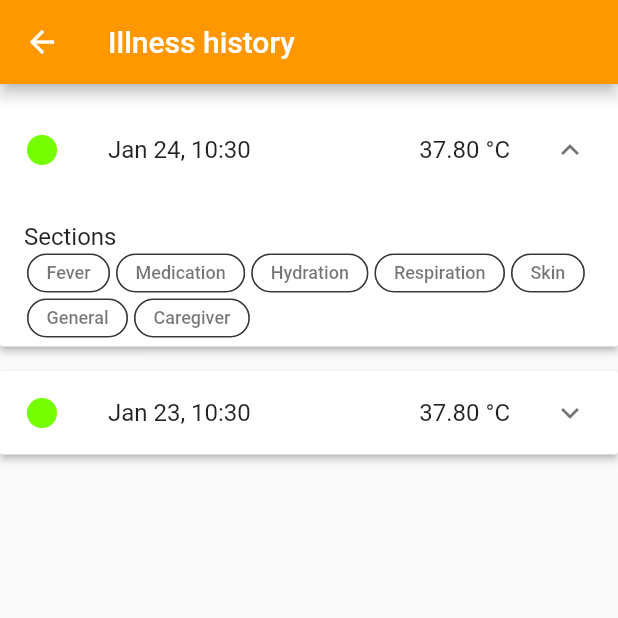
After one commit to janoshr/fever-friend-app, a Flutter app: the IllnessScreen screen opened directly with sample values from the repository, after a tap on an icon or button, on a phone screen of 412 x 824 dp, the top half of it. The commit adds this screen. Run offline on Flutter 3.47's test engine with Material 2 defaults, Android fonts, the phone set to English and light mode, and no system bars; our stand-ins replace cloud_firestore, firebase_auth, firebase_core, firebase_messaging, flutter_form_builder, form_builder_validators and 2 more; missing offline and left inert: firebase_ui_auth; accounts and stored records are empty.

Commit message:
feat(illness): illness model date fields added; firestore service getter added; measurements loaded with illnesses feat(illness): illness list view added

```diff
--- a/lib/models/illness.dart
+++ b/lib/models/illness.dart
@@ -2,6 +2,8 @@ import 'package:cloud_firestore/cloud_firestore.dart';
 import 'fever_measurement.dart';
 import 'illness_review.dart';
 import 'package:json_annotation/json_annotation.dart';
+
+import 'util.dart';
 
 part 'illness.g.dart';
 
@@ -16,11 +18,27 @@ class Illness {
   @JsonKey(toJson: toNull, includeIfNull: false)
   IllnessReview? illnessReview;
 
+  @JsonKey(fromJson: fromTimestampToDate, toJson: fromDateToTimestamp)
+  DateTime createdAt;
+
+  @JsonKey(
+      fromJson: fromTimestampToDateNullable,
+      toJson: fromDateToTimestampNullable)
+  DateTime? updatedAt;
+
+  @JsonKey(
+      fromJson: fromTimestampToDateNullable,
+      toJson: fromDateToTimestampNullable)
+  DateTime? closedAt;
+
   Illness({
     required this.id,
     this.feverMeasurements = const [],
     this.illnessReview,
-  });
+    this.closedAt,
+    this.updatedAt,
+    DateTime? createdAt,
+  }) : createdAt = createdAt ?? DateTime.now();
 
   factory Illness.fromJson(Map<String, dynamic> json) =>
       _$IllnessFromJson(json);
--- a/lib/screens/home.dart
+++ b/lib/screens/home.dart
@@ -1,9 +1,13 @@
 import 'package:fever_friend_app/models/models.dart';
 import 'package:fever_friend_app/models/notification.dart';
 import 'package:fever_friend_app/screens/screen_definition.dart';
+import 'package:fever_friend_app/services/firestore.dart';
+import 'package:fever_friend_app/services/patient_provider.dart';
+import 'package:fever_friend_app/ui/widgets/illness_list.dart';
 import 'package:flutter/material.dart';
 import 'package:provider/provider.dart';
 
+import '../services/get_it.dart';
 import '../ui/layout/drawer_menu.dart';
 import '../ui/widgets/illness_card.dart';
 
@@ -15,7 +19,7 @@ final illness = Illness(id: 'asdf', feverMeasurements: [
       feverSection: FeverSectionModel(
         temperature: 37.8,
       ),
-      patientState: PatientState.good,
+      patientState: PatientState.caution,
     ),
     meta: MeasurementModelMeta(
       createdAt: DateTime.now(),
@@ -50,6 +54,139 @@ final illness = Illness(id: 'asdf', feverMeasurements: [
   ),
 ]);
 
+final illnesses = <Illness>[
+  Illness(id: 'asdf', feverMeasurements: [
+    MeasurementModel(
+      id: 'num1',
+      data: MeasurementModelData(
+        feverSection: FeverSectionModel(
+          temperature: 37.8,
+        ),
+        hydrationSection: HydrationSectionModel(),
+        caregiverSection: CaregiverSectionModel(),
+        medicationSection: MedicationSectionModel(),
+        respirationSection: RespirationSectionModel(),
+        generalSection: GeneralSectionModel(),
+        skinSection: SkinSectionModel(),
+        pulseSection: PulseSectionModel(),
+        patientState: PatientState.good,
+      ),
+      meta: MeasurementModelMeta(
+        createdAt: DateTime.now().subtract(const Duration(days: 5)),
+        numberOfQuestions: 3,
+      ),
+    ),
+    MeasurementModel(
+      id: 'num1',
+      data: MeasurementModelData(
+        feverSection: FeverSectionModel(
+          temperature: 37.8,
+        ),
+        patientState: PatientState.good,
+      ),
+      meta: MeasurementModelMeta(
+        createdAt: DateTime.now().subtract(const Duration(days: 6)),
+        numberOfQuestions: 3,
+      ),
+    ),
+  ]),
+  Illness(id: 'asdf2', feverMeasurements: [
+    MeasurementModel(
+      id: 'num1',
+      data: MeasurementModelData(
+        feverSection: FeverSectionModel(
+          temperature: 37.8,
+        ),
+        patientState: PatientState.caution,
+      ),
+      meta: MeasurementModelMeta(
+        createdAt: DateTime.now().subtract(const Duration(days: 22)),
+        numberOfQuestions: 3,
+      ),
+    ),
+    MeasurementModel(
+      id: 'num1',
+      data: MeasurementModelData(
+        feverSection: FeverSectionModel(
+          temperature: 37.8,
+        ),
+        patientState: PatientState.good,
+      ),
+      meta: MeasurementModelMeta(
+        createdAt: DateTime.now().subtract(const Duration(days: 22)),
+        numberOfQuestions: 3,
+      ),
+    ),
+    MeasurementModel(
+      id: 'num1',
+      data: MeasurementModelData(
+        feverSection: FeverSectionModel(
+          temperature: 37.8,
+        ),
+        patientState: PatientState.caution,
+      ),
+      meta: MeasurementModelMeta(
+        createdAt: DateTime.now().subtract(const Duration(days: 24)),
+        numberOfQuestions: 3,
+      ),
+    ),
+    MeasurementModel(
+      id: 'num1',
+      data: MeasurementModelData(
+        feverSection: FeverSectionModel(
+          temperature: 37.8,
+        ),
+        patientState: PatientState.caution,
+      ),
+      meta: MeasurementModelMeta(
+        createdAt: DateTime.now().subtract(const Duration(days: 25)),
+        numberOfQuestions: 3,
+      ),
+    ),
+  ]),
+  Illness(id: 'asdf3', feverMeasurements: [
+    MeasurementModel(
+      id: 'num1',
+      data: MeasurementModelData(
+        feverSection: FeverSectionModel(
+          temperature: 37.8,
+        ),
+        patientState: PatientState.good,
+      ),
+      meta: MeasurementModelMeta(
+        createdAt: DateTime.now().subtract(const Duration(days: 56)),
+        numberOfQuestions: 3,
+      ),
+    ),
+    MeasurementModel(
+      id: 'num1',
+      data: MeasurementModelData(
+        feverSection: FeverSectionModel(
+          temperature: 37.8,
+        ),
+        patientState: PatientState.danger,
+      ),
+      meta: MeasurementModelMeta(
+        createdAt: DateTime.now().subtract(const Duration(days: 57)),
+        numberOfQuestions: 3,
+      ),
+    ),
+    MeasurementModel(
+      id: 'num1',
+      data: MeasurementModelData(
+        feverSection: FeverSectionModel(
+          temperature: 37.8,
+        ),
+        patientState: PatientState.caution,
+      ),
+      meta: MeasurementModelMeta(
+        createdAt: DateTime.now().subtract(const Duration(days: 58)),
+        numberOfQuestions: 3,
+      ),
+    ),
+  ]),
+];
+
 class IHomeScreen extends StatefulWidget {
   const IHomeScreen({Key? key}) : super(key: key);
 
@@ -61,6 +198,7 @@ class _IHomeScreenState extends State<IHomeScreen> {
   @override
   Widget build(BuildContext context) {
     final notis = Provider.of<List<INotification>>(context);
+    final patient = Provider.of<PatientProvider>(context).patient;
 
     return Scaffold(
       appBar: AppBar(
@@ -79,12 +217,25 @@ class _IHomeScreenState extends State<IHomeScreen> {
         ],
       ),
       drawer: const DrawerMenu(),
-      body: SafeArea(
-        child: Column(children: [
-          IllnessCard(
-            illness: illness,
-          )
-        ]),
+      body: FutureProvider<List<Illness>>.value(
+        initialData: const [],
+        value: getIt.get<FirestoreService>().getIllnesses(patient!.id),
+        child: Consumer<List<Illness>>(
+          builder: (context, value, _) {
+            return SafeArea(
+              child: Column(children: [
+                IllnessCard(
+                  illness: illness,
+                ),
+                Expanded(
+                  child: IllnessList(
+                    illnessList: illnesses,
+                  ),
+                ),
+              ]),
+            );
+          },
+        ),
       ),
       floatingActionButton: FloatingActionButton(
         onPressed: () {
--- /dev/null
+++ b/lib/screens/illness.dart
@@ -0,0 +1,133 @@
+import 'package:fever_friend_app/models/fever_measurement.dart';
+import 'package:fever_friend_app/ui/shared/constants.dart';
+import 'package:fever_friend_app/ui/shared/utils.dart';
+import 'package:flutter/material.dart';
+
+import '../models/illness.dart';
+
+class IllnessScreen extends StatefulWidget {
+  final Illness illness;
+
+  const IllnessScreen({Key? key, required this.illness}) : super(key: key);
+
+  @override
+  State<IllnessScreen> createState() => _IllnessScreenState();
+}
+
+class _IllnessScreenState extends State<IllnessScreen> {
+  late List<bool> expanded;
+
+  @override
+  void initState() {
+    super.initState();
+    expanded =
+        List.generate(widget.illness.feverMeasurements.length, (_) => false);
+  }
+
+  ExpansionPanel buildPanel(MapEntry<int, MeasurementModel> entry) {
+    final measurement = entry.value;
+    final i = entry.key;
+
+    return ExpansionPanel(
+      isExpanded: expanded[i],
+      headerBuilder: (context, isExpanded) {
+        return ListTile(
+          leading: Icon(
+            Icons.circle,
+            color: stateToColor(measurement.data.patientState!),
+          ),
+          title: Row(
+            mainAxisAlignment: MainAxisAlignment.spaceBetween,
+            children: [
+              Text(dateFMMMDDHmm.format(measurement.meta.createdAt)),
+              Text(measurement.data.feverSection != null &&
+                      measurement.data.feverSection!.temperature != null
+                  ? '${measurement.data.feverSection!.temperature!.toStringAsFixed(2)} °C'
+                  : 'n/a'),
+            ],
+          ),
+          onTap: () {
+            setState(() {
+              expanded[i] = !isExpanded;
+            });
+          },
+        );
+      },
+      body: ListTile(
+        title: Text('Sections'),
+        subtitle: Wrap(
+          alignment: WrapAlignment.start,
+          children: [
+            if (measurement.data.feverSection != null)
+              const SmallChip(text: 'Fever'),
+            if (measurement.data.medicationSection != null)
+              const SmallChip(text: 'Medication'),
+            if (measurement.data.hydrationSection != null)
+              const SmallChip(text: 'Hydration'),
+            if (measurement.data.respirationSection != null)
+              const SmallChip(text: 'Respiration'),
+            if (measurement.data.skinSection != null)
+              const SmallChip(text: 'Skin'),
+            if (measurement.data.generalSection != null)
+              const SmallChip(text: 'General'),
+            if (measurement.data.caregiverSection != null)
+              const SmallChip(text: 'Caregiver'),
+          ],
+        ),
+      ),
+    );
+  }
+
+  @override
+  Widget build(BuildContext context) {
+    return Scaffold(
+      appBar: AppBar(
+        title: const Text('Illness history'),
+      ),
+      body: Column(
+        children: [
+          Expanded(
+            child: SingleChildScrollView(
+              child: ExpansionPanelList(
+                expansionCallback: (int index, bool isExpanded) {
+                  setState(() {
+                    expanded[index] = !isExpanded;
+                  });
+                },
+                children: widget.illness.feverMeasurements
+                    .asMap()
+                    .entries
+                    .map<ExpansionPanel>(buildPanel)
+                    .toList(),
+              ),
+            ),
+          )
+        ],
+      ),
+    );
+  }
+}
+
+class SmallChip extends StatelessWidget {
+  final String text;
+
+  const SmallChip({
+    super.key,
+    required this.text,
+  });
+
+  @override
+  Widget build(BuildContext context) {
+    return Padding(
+      padding: const EdgeInsets.symmetric(horizontal: 2.0, vertical: 2),
+      child: Chip(
+        shape: const StadiumBorder(side: BorderSide(color: Colors.black54)),
+        backgroundColor: Colors.white,
+        label: Text(text),
+        labelStyle: const TextStyle(fontSize: 12, color: Colors.black54),
+        labelPadding: const EdgeInsets.symmetric(horizontal: 8, vertical: -4),
+        materialTapTargetSize: MaterialTapTargetSize.shrinkWrap,
+      ),
+    );
+  }
+}
--- a/lib/ui/shared/utils.dart
+++ b/lib/ui/shared/utils.dart
@@ -4,6 +4,9 @@ import 'dart:math' as math;
 
 /// Formats date like `MMM d, hh:mm`
 DateFormat dateFMMMDDHmm = DateFormat('MMM d, hh:mm');
+
+/// Formats date like `MMM d`
+DateFormat dateFMMMDD = DateFormat('MMM d');
 
 /// Formats date like `yyyy/MM/dd`
 DateFormat dateFYYYYMMDD = DateFormat('yyyy/MM/dd');
```
Also changed, not shown: lib/screens/notification.dart (+7 -1 lines), lib/services/firestore.dart (+35 -0 lines), lib/ui/widgets/illness_card.dart (+13 -4 lines), lib/ui/widgets/illness_list.dart (added, +63 -0 lines).
